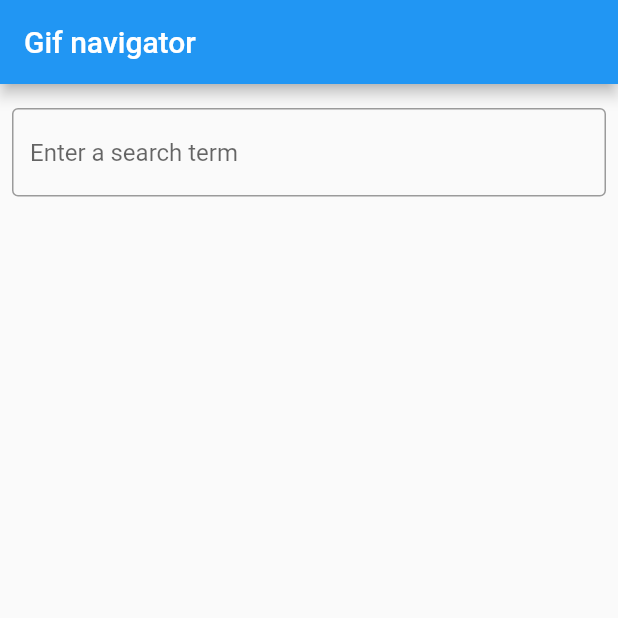
After one commit to oliversolutions/gif_navigator, a Flutter app: the screen it shows after launch, on a phone screen of 412 x 824 dp, the top half of it. The commit adds this screen. Run offline on Flutter 3.47's test engine with Material 2 defaults, Android fonts, the phone set to English and light mode, and no system bars; our stand-ins replace bloc, dartz, dio, equatable, flutter_bloc, get_it and 1 more; generated files the repository leaves out were written again.

Commit message:
Creating new Widgets

```diff
--- /dev/null
+++ b/lib/features/gif_navigator/presentation/widgets/SearchFormWidget.dart
@@ -0,0 +1,37 @@
+import 'package:flutter/material.dart';
+
+import '../pages/GifItemsPage.dart';
+
+class SearchFormWidget extends StatelessWidget {
+  const SearchFormWidget({Key? key}) : super(key: key);
+
+  @override
+  Widget build(BuildContext context) {
+    return Column(
+      crossAxisAlignment: CrossAxisAlignment.start,
+      children: <Widget>[
+        Padding(
+          padding: const EdgeInsets.symmetric(horizontal: 8, vertical: 16),
+          child: TextField(
+            onSubmitted: (value) {
+              if (value.isNotEmpty) {
+                Navigator.push(
+                  context,
+                  MaterialPageRoute(
+                    builder: (context) => GifItemsPage(query: value),
+                  ),
+                );
+              } else {
+                ScaffoldMessenger.of(context).showSnackBar(const SnackBar(
+                  content: Text('Search term cannot be empty'),
+                ));
+              }
+            },
+            decoration: const InputDecoration(
+                border: OutlineInputBorder(), hintText: 'Enter a search term'),
+          ),
+        ),
+      ],
+    );
+  }
+}
```
Also changed, not shown: lib/features/gif_navigator/presentation/pages/GifItemsPage.dart (+2 -10 lines), lib/features/gif_navigator/presentation/pages/WelcomePage.dart (+3 -36 lines), lib/features/gif_navigator/presentation/widgets/GridWidget.dart (added, +18 -0 lines).
